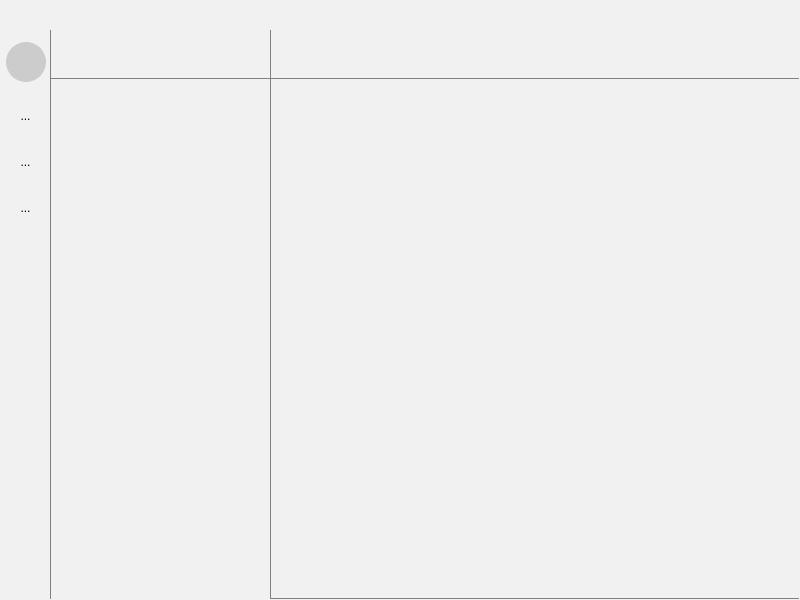
Old version of the form AllChatClient/mainwindow.ui in the repository siju-m/AllChat.
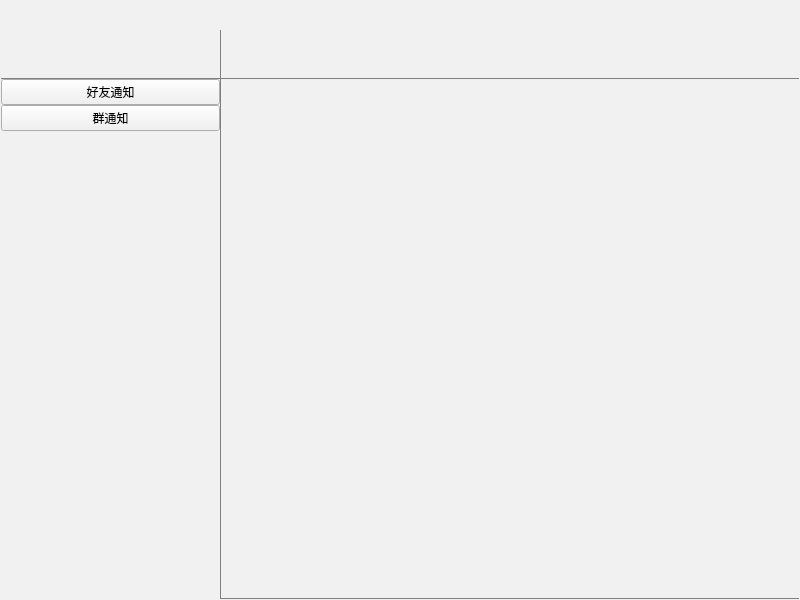
New version of the form. The open tabs and pages were chosen to show the change. Icons and pictures are not drawn. Custom widgets are drawn as their Qt base class.

Patch:
```diff
--- a/AllChatClient/mainwindow.ui
+++ b/AllChatClient/mainwindow.ui
@@ -72,335 +72,10 @@
      </widget>
     </item>
     <item>
-     <layout class="QHBoxLayout" name="horizontalLayout_4" stretch="0,0,4">
+     <layout class="QHBoxLayout" name="horizontalLayout_4" stretch="0,4">
       <property name="spacing">
        <number>0</number>
       </property>
-      <item>
-       <widget class="QWidget" name="sideBar" native="true">
-        <property name="minimumSize">
-         <size>
-          <width>50</width>
-          <height>0</height>
-         </size>
-        </property>
-        <property name="maximumSize">
-         <size>
-          <width>50</width>
-          <height>16777215</height>
-         </size>
-        </property>
-        <property name="styleSheet">
-         <string notr="true">/* 默认 */
-QWidget#sideBar{
-	border-right: 1px solid gray;
-}
-QToolButton{   
-	border-top: 3px outset transparent;           /* 上边框宽度3像素、突出显示、颜色为透明 */
-	border-bottom: 7px outset transparent;
-	border-right: 3px outset transparent;
-	border-left: 3px outset transparent;
-}
-
-/* 鼠标悬停 */
-QToolButton:hover{
-	background-color: rgb(205, 205, 205);
-}
-
-/* 点击和按下 */
-QToolButton:pressed,QToolButton:checked{
-	border-left: 3px outset rgb(93, 95, 97);  /* 左边框宽度3像素、突出显示、颜色为深深灰 */
-	background-color: rgb(228, 228, 228);	
-}
-
-QPushButton:default {
-    border-color: navy; /* make the default button prominent */
-}
-</string>
-        </property>
-        <layout class="QVBoxLayout" name="verticalLayout_6">
-         <property name="leftMargin">
-          <number>2</number>
-         </property>
-         <property name="topMargin">
-          <number>2</number>
-         </property>
-         <property name="rightMargin">
-          <number>2</number>
-         </property>
-         <property name="bottomMargin">
-          <number>2</number>
-         </property>
-         <item>
-          <spacer name="verticalSpacer_3">
-           <property name="orientation">
-            <enum>Qt::Vertical</enum>
-           </property>
-           <property name="sizeType">
-            <enum>QSizePolicy::Fixed</enum>
-           </property>
-           <property name="sizeHint" stdset="0">
-            <size>
-             <width>20</width>
-             <height>10</height>
-            </size>
-           </property>
-          </spacer>
-         </item>
-         <item>
-          <widget class="QWidget" name="widget_5" native="true">
-           <property name="styleSheet">
-            <string notr="true"/>
-           </property>
-           <layout class="QHBoxLayout" name="horizontalLayout_5">
-            <property name="leftMargin">
-             <number>0</number>
-            </property>
-            <property name="topMargin">
-             <number>0</number>
-            </property>
-            <property name="rightMargin">
-             <number>0</number>
-            </property>
-            <property name="bottomMargin">
-             <number>0</number>
-            </property>
-            <item>
-             <widget class="AvatarLabel" name="avatar">
-              <property name="minimumSize">
-               <size>
-                <width>40</width>
-                <height>40</height>
-               </size>
-              </property>
-              <property name="maximumSize">
-               <size>
-                <width>40</width>
-                <height>40</height>
-               </size>
-              </property>
-              <property name="styleSheet">
-               <string notr="true">border-radius: 20px; /* 圆形效果，需与 QLabel 的宽度一致 */
-border: 2px solid #cccccc; /* 可选，添加边框 */
-background-color: #cccccc;</string>
-              </property>
-              <property name="text">
-               <string/>
-              </property>
-              <property name="scaledContents">
-               <bool>true</bool>
-              </property>
-              <property name="alignment">
-               <set>Qt::AlignCenter</set>
-              </property>
-             </widget>
-            </item>
-           </layout>
-          </widget>
-         </item>
-         <item>
-          <spacer name="verticalSpacer_2">
-           <property name="orientation">
-            <enum>Qt::Vertical</enum>
-           </property>
-           <property name="sizeType">
-            <enum>QSizePolicy::Fixed</enum>
-           </property>
-           <property name="sizeHint" stdset="0">
-            <size>
-             <width>20</width>
-             <height>10</height>
-            </size>
-           </property>
-          </spacer>
-         </item>
-         <item>
-          <widget class="QWidget" name="widget_6" native="true">
-           <layout class="QHBoxLayout" name="horizontalLayout_6">
-            <property name="leftMargin">
-             <number>0</number>
-            </property>
-            <property name="topMargin">
-             <number>0</number>
-            </property>
-            <property name="rightMargin">
-             <number>0</number>
-            </property>
-            <property name="bottomMargin">
-             <number>0</number>
-            </property>
-            <item>
-             <widget class="QToolButton" name="switchMessageList">
-              <property name="minimumSize">
-               <size>
-                <width>45</width>
-                <height>40</height>
-               </size>
-              </property>
-              <property name="maximumSize">
-               <size>
-                <width>45</width>
-                <height>40</height>
-               </size>
-              </property>
-              <property name="toolTip">
-               <string>消息</string>
-              </property>
-              <property name="text">
-               <string>...</string>
-              </property>
-              <property name="icon">
-               <iconset>
-                <normalon>:/Icon/comment.png</normalon>
-               </iconset>
-              </property>
-              <property name="iconSize">
-               <size>
-                <width>30</width>
-                <height>30</height>
-               </size>
-              </property>
-              <property name="checkable">
-               <bool>true</bool>
-              </property>
-              <property name="autoExclusive">
-               <bool>true</bool>
-              </property>
-             </widget>
-            </item>
-           </layout>
-          </widget>
-         </item>
-         <item>
-          <widget class="QWidget" name="widget_7" native="true">
-           <layout class="QHBoxLayout" name="horizontalLayout_7">
-            <property name="leftMargin">
-             <number>0</number>
-            </property>
-            <property name="topMargin">
-             <number>0</number>
-            </property>
-            <property name="rightMargin">
-             <number>0</number>
-            </property>
-            <property name="bottomMargin">
-             <number>0</number>
-            </property>
-            <item>
-             <widget class="QToolButton" name="switchFriendsList">
-              <property name="minimumSize">
-               <size>
-                <width>45</width>
-                <height>40</height>
-               </size>
-              </property>
-              <property name="maximumSize">
-               <size>
-                <width>45</width>
-                <height>40</height>
-               </size>
-              </property>
-              <property name="toolTip">
-               <string>好友</string>
-              </property>
-              <property name="text">
-               <string>...</string>
-              </property>
-              <property name="icon">
-               <iconset>
-                <normalon>:/Icon/users.png</normalon>
-               </iconset>
-              </property>
-              <property name="iconSize">
-               <size>
-                <width>30</width>
-                <height>30</height>
-               </size>
-              </property>
-              <property name="checkable">
-               <bool>true</bool>
-              </property>
-              <property name="autoExclusive">
-               <bool>true</bool>
-              </property>
-             </widget>
-            </item>
-           </layout>
-          </widget>
-         </item>
-         <item>
-          <widget class="QWidget" name="widget_8" native="true">
-           <layout class="QHBoxLayout" name="horizontalLayout_8">
-            <property name="leftMargin">
-             <number>0</number>
-            </property>
-            <property name="topMargin">
-             <number>0</number>
-            </property>
-            <property name="rightMargin">
-             <number>0</number>
-            </property>
-            <property name="bottomMargin">
-             <number>0</number>
-            </property>
-            <item>
-             <widget class="QToolButton" name="switchaddList">
-              <property name="minimumSize">
-               <size>
-                <width>45</width>
-                <height>40</height>
-               </size>
-              </property>
-              <property name="maximumSize">
-               <size>
-                <width>45</width>
-                <height>40</height>
-               </size>
-              </property>
-              <property name="toolTip">
-               <string>申请</string>
-              </property>
-              <property name="text">
-               <string>...</string>
-              </property>
-              <property name="icon">
-               <iconset>
-                <normalon>:/Icon/user-add.png</normalon>
-               </iconset>
-              </property>
-              <property name="iconSize">
-               <size>
-                <width>30</width>
-                <height>30</height>
-               </size>
-              </property>
-              <property name="checkable">
-               <bool>true</bool>
-              </property>
-              <property name="autoExclusive">
-               <bool>true</bool>
-              </property>
-             </widget>
-            </item>
-           </layout>
-          </widget>
-         </item>
-         <item>
-          <spacer name="verticalSpacer">
-           <property name="orientation">
-            <enum>Qt::Vertical</enum>
-           </property>
-           <property name="sizeHint" stdset="0">
-            <size>
-             <width>20</width>
-             <height>40</height>
-            </size>
-           </property>
-          </spacer>
-         </item>
-        </layout>
-       </widget>
-      </item>
       <item>
        <widget class="QWidget" name="viewList" native="true">
         <property name="minimumSize">
@@ -540,6 +215,9 @@
            </widget>
            <widget class="QWidget" name="page_3">
             <layout class="QVBoxLayout" name="verticalLayout_3">
+             <property name="spacing">
+              <number>0</number>
+             </property>
              <property name="leftMargin">
               <number>0</number>
              </property>
@@ -553,41 +231,37 @@
               <number>0</number>
              </property>
              <item>
-              <widget class="QListView" name="friendList">
-               <property name="styleSheet">
-                <string notr="true">QListView { 
-border: none;
-}</string>
+              <widget class="QPushButton" name="btn_applyList">
+               <property name="text">
+                <string>好友通知</string>
                </property>
               </widget>
              </item>
-            </layout>
-           </widget>
-           <widget class="QWidget" name="page_4">
-            <property name="styleSheet">
-             <string notr="true"/>
-            </property>
-            <layout class="QVBoxLayout" name="verticalLayout_5">
-             <property name="leftMargin">
-              <number>0</number>
-             </property>
-             <property name="topMargin">
-              <number>0</number>
-             </property>
-             <property name="rightMargin">
-              <number>0</number>
-             </property>
-             <property name="bottomMargin">
-              <number>0</number>
-             </property>
              <item>
-              <widget class="QListView" name="friendApplyList">
-               <property name="maximumSize">
+              <widget class="QPushButton" name="pushButton_2">
+               <property name="text">
+                <string>群通知</string>
+               </property>
+              </widget>
+             </item>
+             <item>
+              <spacer name="verticalSpacer_4">
+               <property name="orientation">
+                <enum>Qt::Vertical</enum>
+               </property>
+               <property name="sizeType">
+                <enum>QSizePolicy::Fixed</enum>
+               </property>
+               <property name="sizeHint" stdset="0">
                 <size>
-                 <width>16777215</width>
-                 <height>16777215</height>
+                 <width>20</width>
+                 <height>10</height>
                 </size>
                </property>
+              </spacer>
+             </item>
+             <item>
+              <widget class="QListView" name="friendList">
                <property name="styleSheet">
                 <string notr="true">QListView { 
 border: none;
@@ -637,7 +311,13 @@
               <property name="minimumSize">
                <size>
                 <width>0</width>
-                <height>40</height>
+                <height>48</height>
+               </size>
+              </property>
+              <property name="maximumSize">
+               <size>
+                <width>16777215</width>
+                <height>48</height>
                </size>
               </property>
               <layout class="QHBoxLayout" name="horizontalLayout">
@@ -814,11 +494,6 @@
    <header>View/UserDetailView.h</header>
    <container>1</container>
   </customwidget>
-  <customwidget>
-   <class>AvatarLabel</class>
-   <extends>QLabel</extends>
-   <header>View/Components/avatarlabel.h</header>
-  </customwidget>
   <customwidget>
    <class>SearchBar</class>
    <extends>QWidget</extends>
```
Left out of the diff: 29 changed lines with no effect on the pictures.
